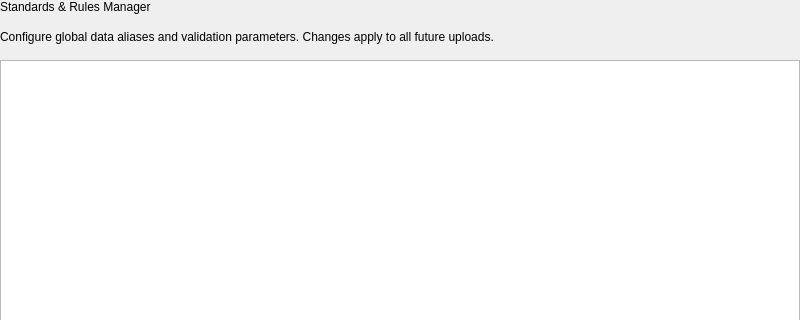
Old version of the form StandardsManagerWidget.ui in the repository BawahabYousefOmar/Data-Transformation-Validation-Engine; both pictures show x 0 to 800 and y 0 to 320 of the 800 by 600 pixel window.
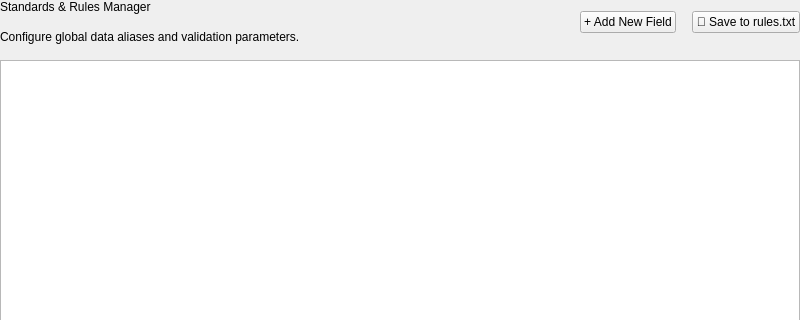
New version of the form.

Commit message: edit ui and adding some buttons + merge with mohammed

Diff of the .ui file:
```diff
--- a/StandardsManagerWidget.ui
+++ b/StandardsManagerWidget.ui
@@ -27,25 +27,49 @@
     <number>0</number>
    </property>
    <item>
-    <widget class="QLabel" name="titleLabel">
-     <property name="text">
-      <string>Standards &amp; Rules Manager</string>
-     </property>
-     <property name="objectName">
-      <string>titleLabel</string>
-     </property>
-    </widget>
+    <layout class="QHBoxLayout" name="headerLayout">
+     <item>
+      <layout class="QVBoxLayout" name="titleLayout">
+       <item>
+        <widget class="QLabel" name="titleLabel">
+         <property name="text"><string>Standards &amp; Rules Manager</string></property>
+         <property name="objectName"><string>titleLabel</string></property>
+        </widget>
+       </item>
+       <item>
+        <widget class="QLabel" name="subtitleLabel">
+         <property name="text"><string>Configure global data aliases and validation parameters.</string></property>
+         <property name="objectName"><string>subtitleLabel</string></property>
+        </widget>
+       </item>
+      </layout>
+     </item>
+     
+     <item>
+      <spacer name="horizontalSpacer">
+       <property name="orientation"><enum>Qt::Horizontal</enum></property>
+       <property name="sizeHint" stdset="0"><size><width>40</width><height>20</height></size></property>
+      </spacer>
+     </item>
+     
+     <item>
+      <widget class="QPushButton" name="addFieldBtn">
+       <property name="text"><string>+ Add New Field</string></property>
+       <property name="objectName"><string>addFieldBtn</string></property>
+       <property name="minimumHeight"><number>36</number></property>
+      </widget>
+     </item>
+     
+     <item>
+      <widget class="QPushButton" name="saveDiskBtn">
+       <property name="text"><string>💾 Save to rules.txt</string></property>
+       <property name="objectName"><string>saveDiskBtn</string></property>
+       <property name="minimumHeight"><number>36</number></property>
+      </widget>
+     </item>
+    </layout>
    </item>
-   <item>
-    <widget class="QLabel" name="subtitleLabel">
-     <property name="text">
-      <string>Configure global data aliases and validation parameters. Changes apply to all future uploads.</string>
-     </property>
-     <property name="objectName">
-      <string>subtitleLabel</string>
-     </property>
-    </widget>
-   </item>
+   
    <item>
     <widget class="QTableWidget" name="standardsTable">
      <property name="objectName">
```
Left out of the diff: 29 changed lines with no effect on the pictures. The commit also changes 20 other files.
